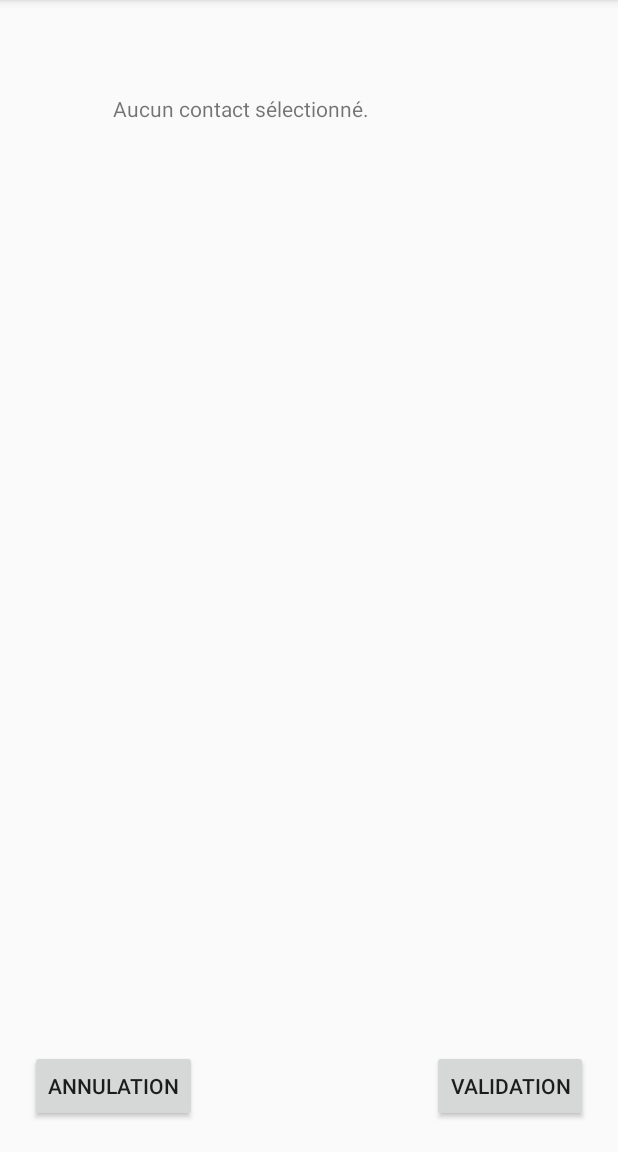
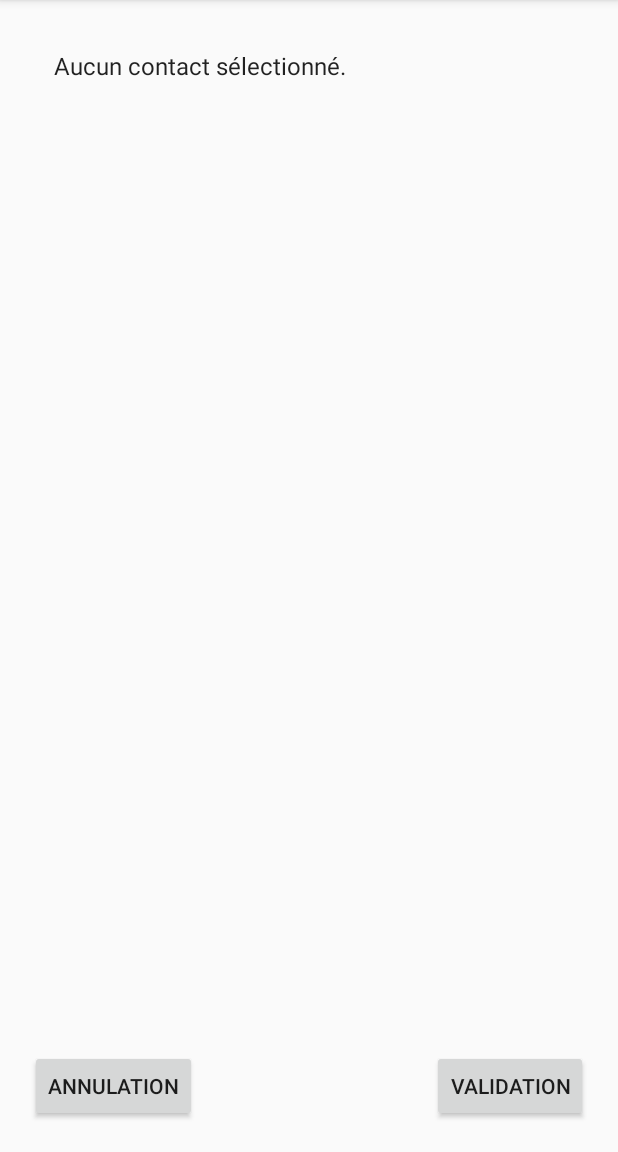
Before and after one commit to PichTic/ue236_groupe1_semaine2, an Android app: the Main2Activity screen opened directly, with no data from a screen before it, on a phone screen of 412 x 824 dp, the part 84-1236 px from its top. Run offline under Robolectric (Android 15) with nearby library versions, the phone set to English and light mode, and no system bars.

Commit message:
Amélioration du retour de la liste des contacts sélectionnés dans une liste. Pose de plusieurs boucles et tableau afin d'automatiser le programme.

```diff
--- a/app/src/main/java/com/example/groupe1/ue236_groupe1_semaine2/Main2Activity.java
+++ b/app/src/main/java/com/example/groupe1/ue236_groupe1_semaine2/Main2Activity.java
@@ -4,6 +4,8 @@ import android.content.Intent;
 import android.support.v7.app.AppCompatActivity;
 import android.os.Bundle;
 import android.view.View;
+import android.widget.ArrayAdapter;
+import android.widget.ListView;
 import android.widget.TextView;
 import android.widget.Toast;
 
@@ -16,34 +18,47 @@ public class Main2Activity extends AppCompatActivity {
         super.onCreate(savedInstanceState);
         setContentView(R.layout.activity_main2);
 
-        TextView showResult = (TextView) findViewById(R.id.textView);
-
         Intent intentResult = this.getIntent();
 
-        String Vincent = intentResult.getStringExtra("V");
-        String Melissa = intentResult.getStringExtra("M");
-        String Emmanuel = intentResult.getStringExtra("Me");
-        String Marion = intentResult.getStringExtra("Em");
+        int nb_contact = intentResult.getIntExtra("nb_contact", 0);  //On récupère le nombre de contact
+        String[] contacts = intentResult.getStringArrayExtra("Contact"); //On récupère la transmission des contacts dans un tableau
 
-        String Liste = "";
+        int vide = 0; //On initialise un compteur qui va servir à définir la longueur du tableau définitif en plus d'afficher la phrase si aucun contact n'est sélectionné
 
-        if ((Vincent == null) && (Melissa == null) && (Emmanuel == null) && (Marion == null)) {
-            Liste = "Aucun contact sélectionné.";
-        }
-        if (Vincent != null) {
-            Liste += Vincent + "\n";
-        }
-        if (Melissa != null) {
-            Liste += Melissa + "\n";
-        }
-        if (Emmanuel != null) {
-            Liste += Emmanuel + "\n";
-        }
-        if (Marion != null) {
-            Liste += Marion;
+        for(int i = 0; i < nb_contact; i++) {
+            if (contacts[i] == null) {
+                vide ++; //Incrémentation de ce compteur en cas de paramètre vide
+            }
         }
 
-        showResult.setText(Liste);
+        int long_contactList; //Variable pour la longueur du tableau de retour de contact sélectionnés
+
+        if((nb_contact-vide) == 0)
+        {
+            long_contactList = 1; //Initialisation de la taille à 1 afin de pouvoir afficher la phrase
+        }
+        else{
+            long_contactList = nb_contact-vide;
+        }
+
+        String[] ListArray = new String[long_contactList]; //Initialisation du tableau de retour de contact avec une taille "dynamique"
+
+        if(vide == nb_contact) {
+            ListArray[0] = "Aucun contact sélectionné.";
+        }
+
+        int j = 0;
+        for(int i = 0; i < nb_contact; i++) {
+            if (contacts[i] != null) {
+                ListArray[j] = contacts[i]; //Remplissage du tableau avec seulement des paramètres valide
+                j++;
+            }
+        }
+
+        ArrayAdapter<String> adapter = new ArrayAdapter<>(this,
+                android.R.layout.simple_list_item_1, ListArray); //Préparation de l'adapter avec le layout compris dans l'API, préparation des données du tableau dans ce layout
+        ListView listView = (ListView) findViewById(R.id.ContactList); //Sélection de la listView
+        listView.setAdapter(adapter); //Remplissage de la listView par l'adapter
     }
 
     public void creerToast(View view) {
--- a/app/src/main/res/layout/activity_main2.xml
+++ b/app/src/main/res/layout/activity_main2.xml
@@ -8,19 +8,21 @@
     tools:context="com.example.groupe1.ue236_groupe1_semaine2.Main2Activity">
 
 
-    <TextView
-        android:id="@+id/textView"
-        android:layout_width="262dp"
-        android:layout_height="405dp"
-        android:layout_marginBottom="8dp"
-        android:layout_marginEnd="8dp"
-        android:layout_marginStart="8dp"
-        android:layout_marginTop="8dp"
-        app:layout_constraintBottom_toBottomOf="parent"
-        app:layout_constraintEnd_toEndOf="parent"
-        app:layout_constraintStart_toStartOf="parent"
-        app:layout_constraintTop_toTopOf="parent"
-        app:layout_constraintVertical_bias="0.157" />
+
+    <android.support.constraint.ConstraintLayout
+        android:id="@+id/linearLayout6"
+        android:layout_width="match_parent"
+        android:layout_height="match_parent">
+
+        <ListView
+            android:id="@+id/ContactList"
+            android:layout_width="match_parent"
+            android:layout_height="wrap_content"
+            app:layout_constraintStart_toStartOf="parent"
+            app:layout_constraintTop_toTopOf="parent"
+            android:layout_margin="20dp" />
+
+    </android.support.constraint.ConstraintLayout>
 
     <Button
         android:id="@+id/bouton_2"
```
Also changed, not shown: app/src/main/java/com/example/groupe1/ue236_groupe1_semaine2/MainActivity.java (+17 -20 lines), app/src/main/res/layout/activity_main.xml (+14 -10 lines).
